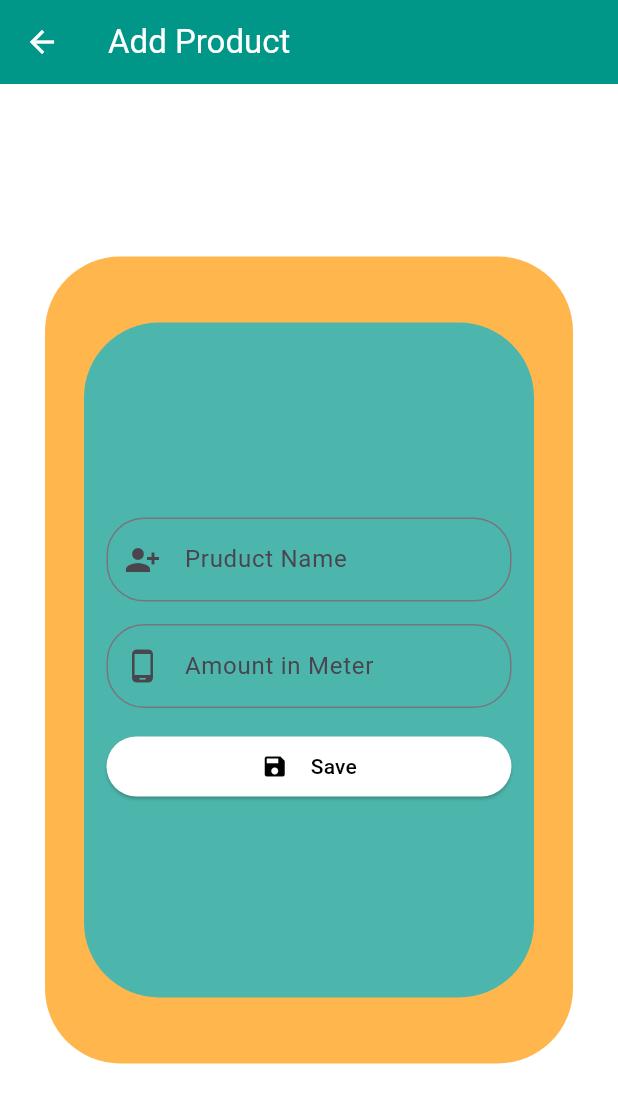
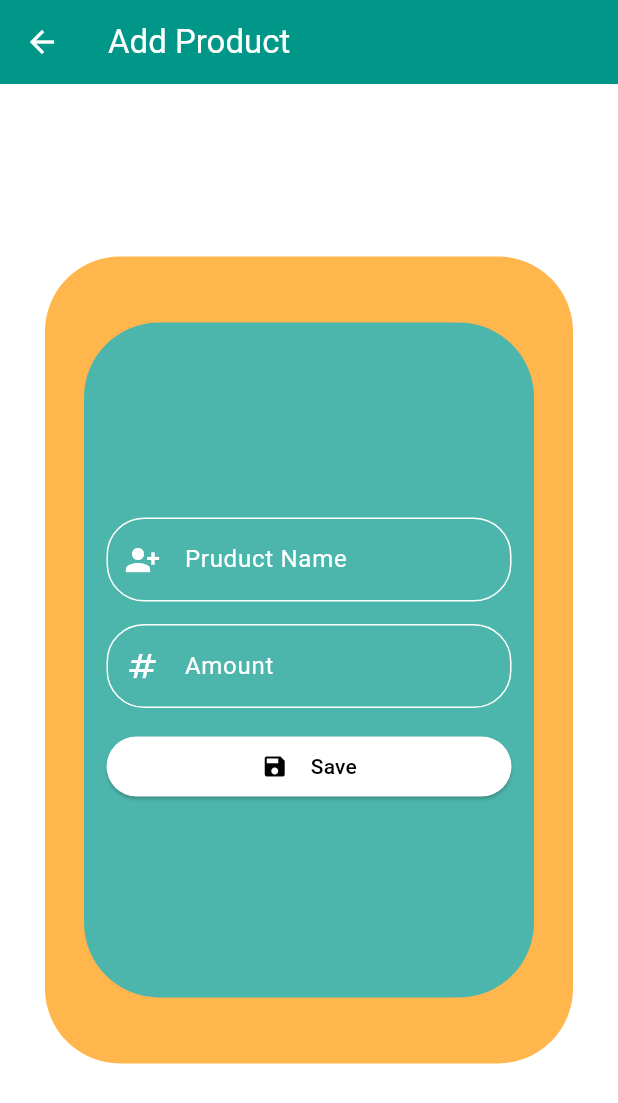
Before and after one commit to yousefi2002/Store_Management_System, a Flutter app: the AddingProduct screen opened directly, on a phone screen of 412 x 824 dp. Shown: the top 1103 px of the screen. Run offline on Flutter 3.47's test engine with Material 3 defaults, Android fonts, the phone set to English and light mode, and no system bars; our stand-ins replace flutter_speed_dial, shared_preferences; accounts and stored records are empty.

Commit message:
they are designed

```diff
--- a/lib/adding_product.dart
+++ b/lib/adding_product.dart
@@ -51,7 +51,16 @@ class _AddingProductState extends State<AddingProduct> {
                     TextField(
                       controller: userNameController,
                       decoration: InputDecoration(
-                          prefixIcon: Icon(Icons.person_add_alt_1),
+                          focusedBorder: OutlineInputBorder(
+                            borderSide: BorderSide(color: Colors.white,),
+                            borderRadius: BorderRadius.circular(25),
+                          ),
+                          enabledBorder: OutlineInputBorder(
+                            borderSide: BorderSide(color: Colors.white,),
+                            borderRadius: BorderRadius.circular(25),
+                          ),
+                          labelStyle: TextStyle(color: Colors.white),
+                          prefixIcon: Icon(Icons.person_add_alt_1, color: Colors.white,),
                           label: Text('Pruduct Name'),
                           border: OutlineInputBorder(
                             borderRadius: BorderRadius.circular(25),
@@ -63,8 +72,17 @@ class _AddingProductState extends State<AddingProduct> {
                     TextField(
                       controller: phoneNumberController,
                       decoration: InputDecoration(
-                          prefixIcon: Icon(Icons.phone_android),
-                          label: Text('Amount in Meter'),
+                          focusedBorder: OutlineInputBorder(
+                            borderSide: BorderSide(color: Colors.white,),
+                            borderRadius: BorderRadius.circular(25),
+                          ),
+                          enabledBorder: OutlineInputBorder(
+                            borderSide: BorderSide(color: Colors.white,),
+                            borderRadius: BorderRadius.circular(25),
+                          ),
+                          labelStyle: TextStyle(color: Colors.white),
+                          prefixIcon: Icon(Icons.numbers, color: Colors.white,),
+                          label: Text('Amount'),
                           border: OutlineInputBorder(
                             borderRadius: BorderRadius.circular(25),
                           )),
```
Also changed, not shown: lib/adding_users.dart (+20 -2 lines), lib/drawer.dart (+7 -3 lines).
